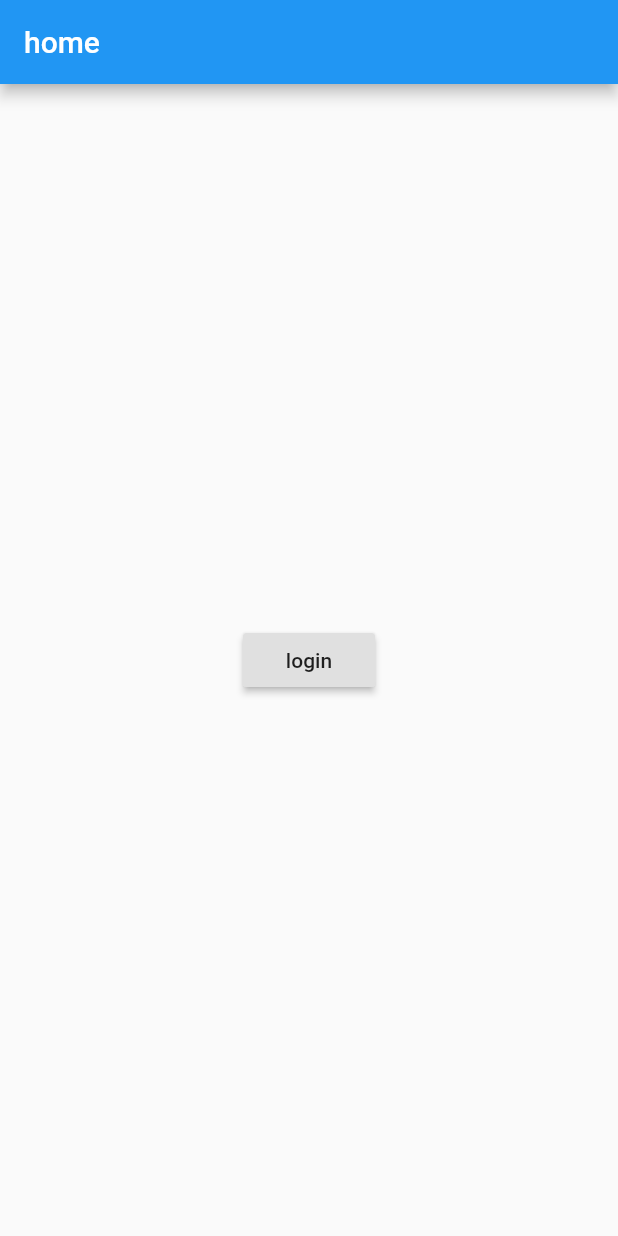
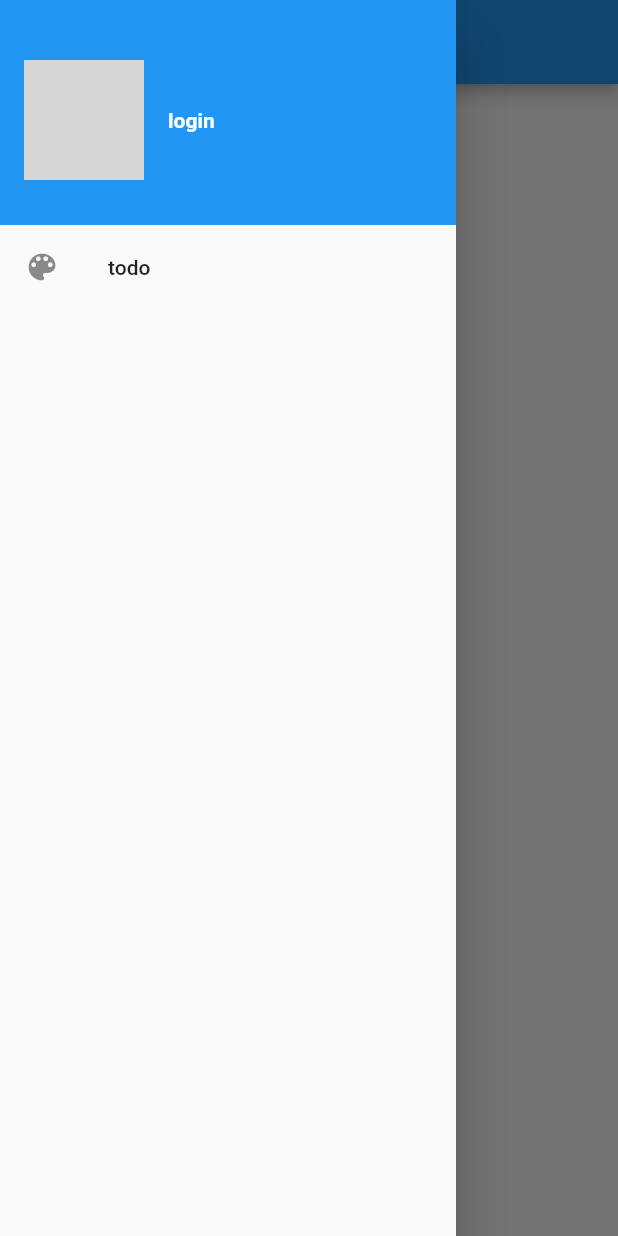
Before and after one commit to vita2333/flutter_app_learn, a Flutter app: the screen it shows after launch, with the side drawer open (before the commit the screen has no drawer), on a phone screen of 412 x 824 dp. Run offline on Flutter 3.47's test engine with Material 2 defaults, Android fonts, the phone set to English and light mode, and no system bars; our stand-ins replace cached_network_image, dio, fluttertoast, shared_preferences; missing offline and left inert: flukit; generated files the repository leaves out were written again; project files that could hold a hidden picture were left out; grey boxes are pictures that could not be loaded.

Commit message:
Mydrawer.dart

```diff
--- a/lib/routes/HomePage.dart
+++ b/lib/routes/HomePage.dart
@@ -3,6 +3,7 @@ import 'package:flutter/material.dart';
 import 'package:flutter_app_learn/common/Api.dart';
 import 'package:flutter_app_learn/models/repo.dart';
 import 'package:flutter_app_learn/states/ProfileChangeNotifier.dart';
+import 'package:flutter_app_learn/widgets/Mydrawer.dart';
 import 'package:flutter_app_learn/widgets/RepoItem.dart';
 import 'package:provider/provider.dart';
 
@@ -19,6 +20,7 @@ class _HomeRouteState extends State<HomeRoute> {
         title: Text('home'),
       ),
       body: _buildBody(),
+      drawer: MyDrawer(),
     );
   }
 
--- a/lib/widgets/Mydrawer.dart
+++ b/lib/widgets/Mydrawer.dart
@@ -0,0 +1,101 @@
+import 'package:flutter/material.dart';
+import 'package:flutter_app_learn/states/ProfileChangeNotifier.dart';
+import 'package:flutter_app_learn/widgets/RepoItem.dart';
+import 'package:provider/provider.dart';
+
+class MyDrawer extends StatelessWidget {
+  @override
+  Widget build(BuildContext context) {
+    return Drawer(
+      //移除顶部padding
+      child: MediaQuery.removePadding(
+          context: context,
+          removeTop: true,
+          child: Column(
+            crossAxisAlignment: CrossAxisAlignment.start,
+            children: <Widget>[_buildHeader(), Expanded(child: _buildMenus())],
+          )),
+    );
+  }
+
+  Widget _buildHeader() {
+    return Consumer<UserModel>(
+        builder: (BuildContext context, UserModel value, Widget child) {
+      return GestureDetector(
+        child: Container(
+          color: Theme.of(context).primaryColor,
+          padding: EdgeInsets.only(top: 40, bottom: 30),
+          child: Row(
+            children: <Widget>[
+              Padding(
+                padding: const EdgeInsets.symmetric(horizontal: 16),
+                child: ClipOval(
+                  // 如果已登录，则显示用户头像；若未登录，则显示默认头像
+                  child: value.isLogin
+                      ? gmAvatar(value.user.avatar_url, width: 80)
+                      : Image.asset(
+                          "imgs/avatar-default.png",
+                          width: 80,
+                        ),
+                ),
+              ),
+              Text(
+                value.isLogin ? value.user.login : 'login',
+                style:
+                    TextStyle(fontWeight: FontWeight.bold, color: Colors.white),
+              )
+            ],
+          ),
+        ),
+        onTap: () {
+          if (!value.isLogin) {
+            Navigator.of(context).pushNamed('login');
+          }
+        },
+      );
+    });
+  }
+
+  Widget _buildMenus() {
+    return Consumer<UserModel>(
+      builder: (BuildContext context, UserModel userModel, Widget child) {
+        return ListView(
+          children: <Widget>[
+            ListTile(
+              leading: const Icon(Icons.color_lens),
+              title: Text('todo'),
+              onTap: () => Navigator.pushNamed(context, 'themes'),
+            ),
+            if (userModel.isLogin)
+              ListTile(
+                leading: Icon(Icons.power_settings_new),
+                title: Text('log out'),
+                onTap: () {
+                  showDialog(
+                      context: context,
+                      builder: (ctx) {
+                        //退出账号前先弹二次确认窗
+                        return AlertDialog(
+                          content: Text('log out tip'),
+                          actions: <Widget>[
+                            FlatButton(
+                                onPressed: () => Navigator.pop(context),
+                                child: Text('cancel')),
+                            FlatButton(
+                                onPressed: () {
+                                  //该赋值语句会触发MaterialApp rebuild
+                                  userModel.user = null;
+                                  Navigator.pop(context);
+                                },
+                                child: Text('yes'))
+                          ],
+                        );
+                      });
+                },
+              )
+          ],
+        );
+      },
+    );
+  }
+}
```
